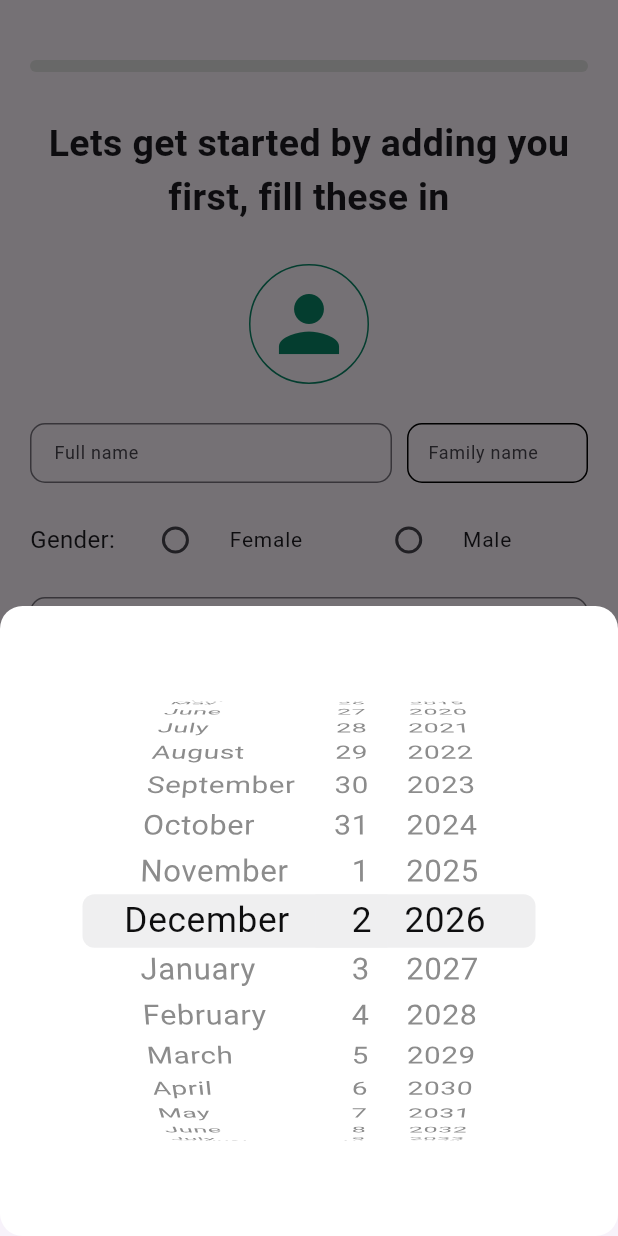
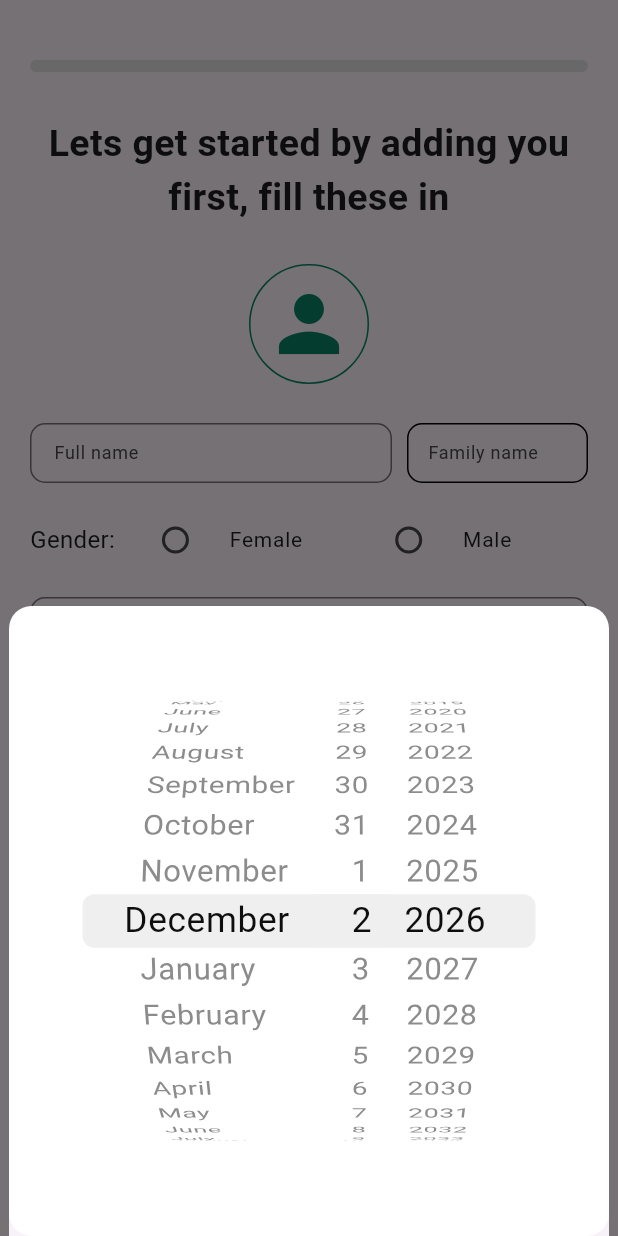
Before and after one commit to Natalia-Salameh/Family-Tree, a Flutter app: the UserForm screen opened by its route, after a tap on "Birthday", on a phone screen of 412 x 824 dp. Run offline on Flutter 3.47's test engine with Material 3 defaults, Android fonts, the phone set to English and light mode, and no system bars; our stand-ins replace contained_tab_bar_view, google_fonts; missing offline and left inert: drop_down_list.

Commit message:
slight changes

```diff
--- a/lib/core/constants/colors.dart
+++ b/lib/core/constants/colors.dart
@@ -4,4 +4,5 @@ class CustomColors {
   static const Color primaryColor = Color(0xFF098666);
   static const Color white = Color.fromARGB(255, 255, 255, 255);
   static const Color background = Color.fromARGB(255, 120, 120, 120);
+  static const Color black = Colors.black;
 }
--- a/lib/core/constants/routes.dart
+++ b/lib/core/constants/routes.dart
@@ -18,6 +18,7 @@ class AppRoute {
   static const String form = "UserForm";
   static const String tree = "TreeState";
   static const String finalTree = "TreeState";
+  static const String editLegacy = "editLegacy";
 }
 
 // Map<String, Widget Function(BuildContext)> routes = {
--- a/lib/main.dart
+++ b/lib/main.dart
@@ -1,6 +1,8 @@
 // ignore_for_file: prefer_const_constructors
 
 import 'package:family_tree_application/core/constants/routes.dart';
+import 'package:family_tree_application/view/screens/Legacy/legacy.dart';
+import 'package:family_tree_application/view/screens/Legacy/legacy_edit.dart';
 import 'package:family_tree_application/view/screens/auth/get_started.dart';
 import 'package:family_tree_application/view/screens/onBoardingForm/user_form.dart';
 
@@ -26,13 +28,14 @@ class MyApp extends StatelessWidget {
         home: SplashScreen(),
         routes: {
           AppRoute.splash: (context) => SplashScreen(),
-          AppRoute.onBoarding1: (context) => OnBoarding1(),
+          AppRoute.onBoarding1: (context) => Legacy(),
           AppRoute.onBoarding2: (context) => OnBoarding2(),
           AppRoute.onBoarding3: (context) => OnBoarding3(),
           AppRoute.getStarted: (context) => GetStarted(),
           AppRoute.login: (context) => Login(),
           AppRoute.signUp: (context) => SignUp(),
           AppRoute.form: (context) => UserForm(),
+          AppRoute.editLegacy: (context) => LegacyEdit(),
         });
   }
 }
--- a/lib/view/screens/onBoardingForm/Tree.dart
+++ b/lib/view/screens/onBoardingForm/Tree.dart
@@ -2,7 +2,6 @@ import 'package:family_tree_application/core/constants/colors.dart';
 import 'package:family_tree_application/view/screens/onBoardingForm/diary.dart';
 import 'package:family_tree_application/view/widgets/button.dart';
 import 'package:family_tree_application/view/widgets/form/progress_Indicator.dart';
-import 'package:family_tree_application/view/widgets/profile.dart';
 import 'package:flutter/material.dart';
 
 class TreeState extends StatefulWidget {
--- a/lib/view/screens/onBoardingForm/user_form.dart
+++ b/lib/view/screens/onBoardingForm/user_form.dart
@@ -114,13 +114,8 @@ class _UserFormState extends State<UserForm> {
                   const SizedBox(
                     height: 10,
                   ),
-                  GestureDetector(
-                    onTap: () {
-                      showModalBottomSheet(
-                        context: context,
-                        builder: (context) => BirthdayBottomSheet(
-                          dateController: dateController,
-                          child: CupertinoDatePicker(
+                  CustomBottomSheet(
+                    builder: (context) => CupertinoDatePicker(
                       mode: CupertinoDatePickerMode.date,
                       onDateTimeChanged: (DateTime value) {
                         final dateTimeText =
@@ -128,9 +123,6 @@ class _UserFormState extends State<UserForm> {
                         dateController.text = dateTimeText;
                       },
                     ),
-                        ),
-                      );
-                    },
                     child: AbsorbPointer(
                       child: SizedBox(
                         height: 40,
--- a/lib/view/widgets/bottom_sheet.dart
+++ b/lib/view/widgets/bottom_sheet.dart
@@ -1,24 +1,35 @@
 import 'package:flutter/material.dart';
-import 'package:flutter/cupertino.dart';
 
-class BirthdayBottomSheet extends StatelessWidget {
-  final TextEditingController dateController;
+class CustomBottomSheet extends StatelessWidget {
+  final Widget Function(BuildContext) builder;
   final Widget? child;
 
-  const BirthdayBottomSheet({
+  const CustomBottomSheet({
     Key? key,
-    required this.dateController,
-    required this.child,
+    required this.builder,
+    this.child,
   }) : super(key: key);
 
   @override
   Widget build(BuildContext context) {
-    return Container(
-      decoration: BoxDecoration(
-        color: Colors.white,
-        borderRadius: BorderRadius.circular(15),
-      ),
-      height: 420,
+    return GestureDetector(
+      onTap: () {
+        showModalBottomSheet(
+          context: context,
+          builder: (BuildContext context) {
+            return Container(
+              height: 420,
+              width: 400,
+              alignment: Alignment.center,
+              decoration: BoxDecoration(
+                color: Colors.white,
+                borderRadius: BorderRadius.circular(15),
+              ),
+              child: builder(context),
+            );
+          },
+        );
+      },
       child: child,
     );
   }
```
Also changed, not shown: lib/view/screens/Legacy/legacy.dart (+58 -4 lines), lib/view/screens/Legacy/legacy_edit.dart (added, +49 -0 lines). Lines whose indentation alone changed are shown as unchanged.
